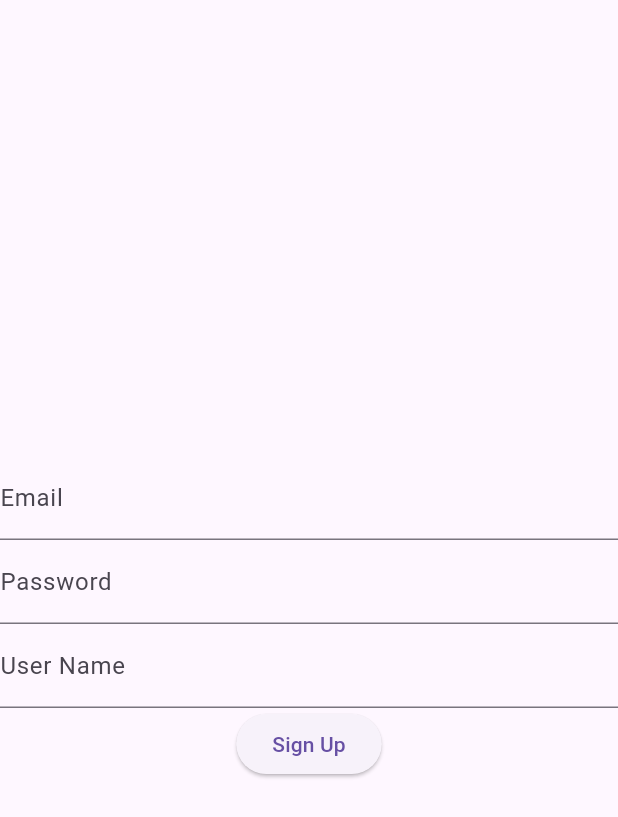
After one commit to mint0o0/minto-flutter, a Flutter app: the SignupScreen screen opened directly, on a phone screen of 412 x 824 dp. The commit adds this screen. Shown: the top 817 px of the screen. Run offline on Flutter 3.47's test engine with Material 3 defaults, Android fonts, the phone set to English and light mode, and no system bars; our stand-ins replace firebase_auth, firebase_core, flutter_svg, get; accounts and stored records are empty; network calls fail; project files that could hold a hidden picture were left out.

Commit message:
Feat: 사용자 회원가입 구현
- `login_screen.dart` const 활용 최적화
- `user_login_datasource.dart` 들여쓰기

```diff
--- a/lib/main.dart
+++ b/lib/main.dart
@@ -7,7 +7,8 @@ import 'package:minto/src/app.dart';
 import 'package:minto/src/binding/init_bindings.dart';
 import 'package:firebase_core/firebase_core.dart';
 import 'package:minto/firebase_options.dart';
-import 'package:minto/src/presentation/view/pages/login_screen.dart';
+// import 'package:minto/src/presentation/view/pages/login_screen.dart';
+// import 'package:minto/src/presentation/view/pages/signup_screen.dart';
 
 void main() async {
   WidgetsFlutterBinding.ensureInitialized();
@@ -33,6 +34,7 @@ class MyApp extends StatelessWidget {
       //App()는 bottom navigator를 관리하고 페이지를 index에 맞게끔 변환시켜주는 역할입니다.
       home: const App(),
       // home: LoginScreen(),
+      // home: SignupScreen(),
     );
   }
 }
--- a/lib/src/data/datasource/user/user_login_datasource.dart
+++ b/lib/src/data/datasource/user/user_login_datasource.dart
@@ -18,7 +18,7 @@ class UserLoginDataSource {
       User? user = userCredential.user;
       return user;
     } catch (e) {
-      print("loginWithEmail error: $e");
+      print("Login With Email Error: $e");
       return null;
     }
   }
--- /dev/null
+++ b/lib/src/data/datasource/user/user_signup_datasource.dart
@@ -0,0 +1,29 @@
+import 'package:firebase_auth/firebase_auth.dart';
+import 'package:minto/src/data/model/user/user_signup_model.dart';
+
+class UserSignupDataSource {
+  final FirebaseAuth _auth = FirebaseAuth.instance;
+
+  Stream<User?> get user => _auth.authStateChanges();
+
+  Future<User?> signUpWithEmailAndPassword(
+      UserSignupModel userSignupModel) async {
+    try {
+      final UserCredential userCredential =
+      await _auth.createUserWithEmailAndPassword(
+        email: userSignupModel.email,
+        password: userSignupModel.password,
+      );
+
+      User? user = userCredential.user;
+      return user;
+    } catch (e) {
+      print("Sign Up With Email Error: $e");
+      return null;
+    }
+  }
+
+  Future<void> signOut() async {
+    await _auth.signOut();
+  }
+}
--- /dev/null
+++ b/lib/src/data/model/user/user_signup_model.dart
@@ -0,0 +1,27 @@
+class UserSignupModel {
+  String email;
+  String password;
+  String userName;
+
+  UserSignupModel({
+    required this.email,
+    required this.password,
+    required this.userName,
+  });
+
+  factory UserSignupModel.fromJson(Map<String, dynamic> json) {
+    return UserSignupModel(
+      email: json['email'],
+      password: json['password'],
+      userName: json['userName'],
+    );
+  }
+
+  Map<String, dynamic> toJson() {
+    return {
+      'email': email,
+      'password': password,
+      'userName': userName,
+    };
+  }
+}
--- /dev/null
+++ b/lib/src/data/repository/user/user_signup_repository.dart
@@ -0,0 +1,13 @@
+import 'package:firebase_auth/firebase_auth.dart';
+import 'package:minto/src/data/model/user/user_signup_model.dart';
+import 'package:minto/src/data/datasource/user/user_signup_datasource.dart';
+
+class UserSignupRepository {
+  final UserSignupDataSource _userSignupDataSource = UserSignupDataSource();
+
+  Future<User?> signUpWithEmailAndPassword(
+      UserSignupModel userSignupModel) async {
+    return await _userSignupDataSource
+        .signUpWithEmailAndPassword(userSignupModel);
+  }
+}
--- a/lib/src/presentation/view/pages/login_screen.dart
+++ b/lib/src/presentation/view/pages/login_screen.dart
@@ -15,12 +15,12 @@ class LoginScreen extends StatelessWidget {
             TextField(
               onChanged: (value) => _userLoginViewModel.userLoginModel
                   .update((val) => val!.email = value),
-              decoration: InputDecoration(labelText: 'Email'),
+              decoration: const InputDecoration(labelText: 'Email'),
             ),
             TextField(
               onChanged: (value) => _userLoginViewModel.userLoginModel
                   .update((val) => val!.password = value),
-              decoration: InputDecoration(labelText: 'Password'),
+              decoration: const InputDecoration(labelText: 'Password'),
               obscureText: true,
             ),
             ElevatedButton(
@@ -28,7 +28,7 @@ class LoginScreen extends StatelessWidget {
                 _userLoginViewModel.signInWithEmailAndPassword(
                     _userLoginViewModel.userLoginModel.value);
               },
-              child: Text("Login"),
+              child: const Text("Login"),
             ),
           ],
         ),
--- /dev/null
+++ b/lib/src/presentation/view/pages/signup_screen.dart
@@ -0,0 +1,44 @@
+import 'package:flutter/material.dart';
+import 'package:get/get.dart';
+import 'package:minto/src/presentation/view_model/user/user_signup_view_model.dart';
+
+class SignupScreen extends StatelessWidget {
+  final UserSignupViewModel _userSignupViewModel =
+      Get.put(UserSignupViewModel());
+
+  @override
+  Widget build(BuildContext context) {
+    return Scaffold(
+      body: Center(
+        child: Column(
+          mainAxisAlignment: MainAxisAlignment.center,
+          children: [
+            TextField(
+              onChanged: (value) => _userSignupViewModel.userSignupModel
+                  .update((val) => val!.email = value),
+              decoration: const InputDecoration(labelText: 'Email'),
+            ),
+            TextField(
+              onChanged: (value) => _userSignupViewModel.userSignupModel
+                  .update((val) => val!.password = value),
+              decoration: const InputDecoration(labelText: 'Password'),
+              obscureText: true,
+            ),
+            TextField(
+              onChanged: (value) => _userSignupViewModel.userSignupModel
+                  .update((val) => val!.userName = value),
+              decoration: const InputDecoration(labelText: 'User Name'),
+            ),
+            ElevatedButton(
+              onPressed: () {
+                _userSignupViewModel.signUpWithEmailAndPassword(
+                    _userSignupViewModel.userSignupModel.value);
+              },
+              child: const Text("Sign Up"),
+            ),
+          ],
+        ),
+      ),
+    );
+  }
+}
--- /dev/null
+++ b/lib/src/presentation/view_model/user/user_signup_view_model.dart
@@ -0,0 +1,22 @@
+import 'package:get/get.dart';
+import 'package:minto/src/data/model/user/user_signup_model.dart';
+import 'package:minto/src/data/repository/user/user_signup_repository.dart';
+
+class UserSignupViewModel extends GetxController {
+  final UserSignupRepository _userSignupRepository = UserSignupRepository();
+  final Rx<UserSignupModel> userSignupModel =
+      UserSignupModel(email: "", password: "", userName: "").obs;
+
+  Future<void> signUpWithEmailAndPassword(
+      UserSignupModel userSignupModel) async {
+    var user =
+        await _userSignupRepository.signUpWithEmailAndPassword(userSignupModel);
+
+    if (user != null) {
+      print("Sign Up Success");
+      Get.toNamed('/');
+    } else {
+      Get.snackbar('Sign Up Failed', 'Please check your email and password');
+    }
+  }
+}
```
